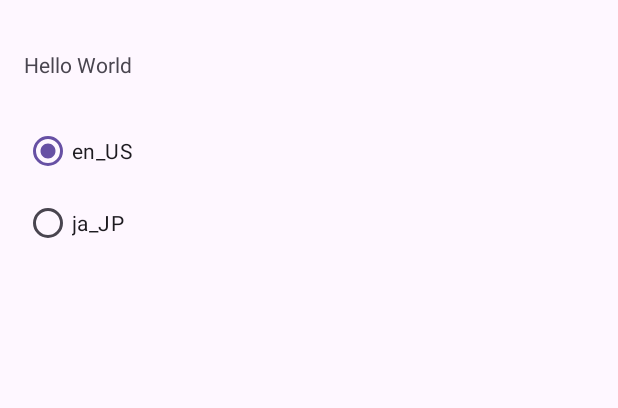
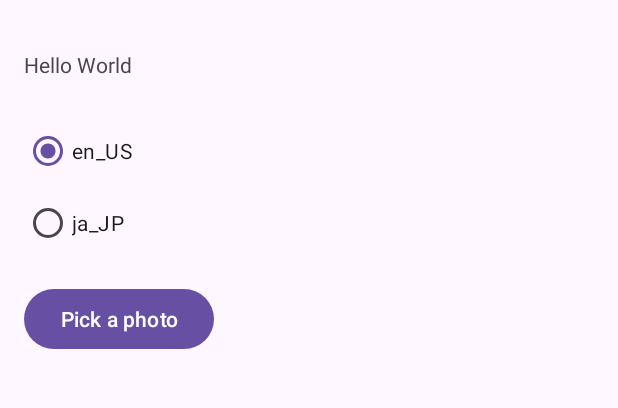
Before and after one commit to mannodermaus/android13-labs-sample, an Android app: the screen it shows after launch (MainActivity), on a phone screen of 412 x 824 dp, the part 70-478 px from its top. Run offline under Robolectric (Android 15) with nearby library versions, the phone set to English and light mode, and no system bars.

Commit message:
Photo Picker

```diff
--- a/app/src/main/java/de/mannodermaus/android13labs/MainActivity.kt
+++ b/app/src/main/java/de/mannodermaus/android13labs/MainActivity.kt
@@ -2,10 +2,17 @@ package de.mannodermaus.android13labs
 
 import android.annotation.SuppressLint
 import android.app.LocaleManager
+import android.content.Context
+import android.content.Intent
 import android.os.Bundle
 import android.os.LocaleList
+import android.provider.MediaStore
+import androidx.activity.result.contract.ActivityResultContracts
+import androidx.activity.result.contract.ActivityResultContracts.GetContent
+import androidx.activity.result.contract.ActivityResultContracts.StartActivityForResult
 import androidx.appcompat.app.AppCompatActivity
 import androidx.core.content.getSystemService
+import androidx.core.os.BuildCompat
 import androidx.core.view.WindowCompat
 import com.google.android.material.radiobutton.MaterialRadioButton
 import de.mannodermaus.android13labs.databinding.ActivityMainBinding
@@ -29,6 +36,8 @@ class MainActivity : AppCompatActivity() {
         setSupportActionBar(binding.toolbar)
 
         setupLanguagePicker()
+
+        setupPhotoPicker()
     }
 
     // Only works on API 33+; AndroidX version is supposedly on its way
@@ -58,4 +67,15 @@ class MainActivity : AppCompatActivity() {
             }
         }
     }
+
+    private fun setupPhotoPicker() {
+        binding.content.buttonPickPhoto.setOnClickListener {
+            pickPhotoContract.launch("images/*")
+        }
+    }
+
+    // Using https://gist.github.com/ianhanniballake/42d8bbf37e6050dd6869229de6606f11
+    private val pickPhotoContract = registerForActivityResult(PickImage()) { uri ->
+        println("Photo was picked: $uri")
+    }
 }
--- a/app/src/main/res/layout/content_main.xml
+++ b/app/src/main/res/layout/content_main.xml
@@ -18,4 +18,11 @@
         android:layout_width="wrap_content"
         android:layout_height="wrap_content"
         android:layout_marginTop="24dp" />
+
+    <Button
+        android:id="@+id/button_pick_photo"
+        android:layout_width="wrap_content"
+        android:layout_height="wrap_content"
+        android:text="@string/button_pick_photo"
+        android:layout_marginTop="16dp" />
 </LinearLayout>
--- a/app/src/main/res/values/strings.xml
+++ b/app/src/main/res/values/strings.xml
@@ -1,4 +1,5 @@
 <resources>
     <string name="app_name">Android13 Labs</string>
     <string name="hello_world">Hello World</string>
+    <string name="button_pick_photo">Pick a photo</string>
 </resources>
```
Also changed, not shown: app/src/main/java/de/mannodermaus/android13labs/PickImageContracts.kt (added, +112 -0 lines), 1 other file.
